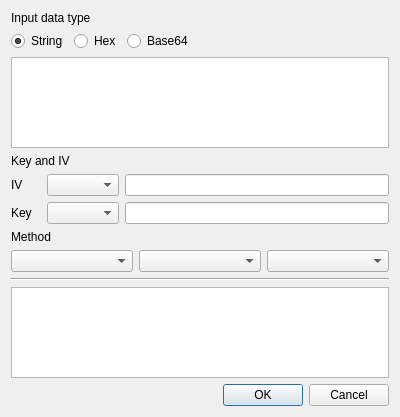
This is BerViewer/enc_dec_dlg.ui in jykim74/BerEditor as Qt 5 draws it before an edit. The edited form follows.
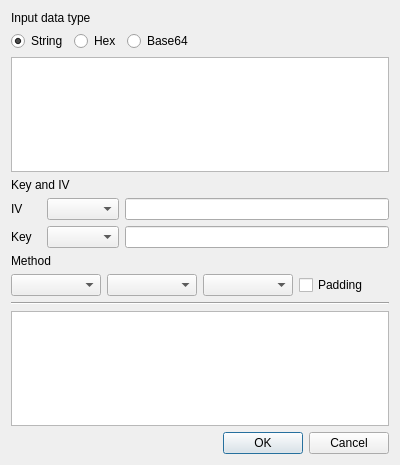
This is the edited form.

Diff of the .ui file:
```diff
--- a/BerViewer/enc_dec_dlg.ui
+++ b/BerViewer/enc_dec_dlg.ui
@@ -7,7 +7,7 @@
     <x>0</x>
     <y>0</y>
     <width>400</width>
-    <height>417</height>
+    <height>465</height>
    </rect>
   </property>
   <property name="windowTitle">
@@ -136,6 +136,13 @@
      <item>
       <widget class="QComboBox" name="mMethodCombo"/>
      </item>
+     <item>
+      <widget class="QCheckBox" name="mPadCheck">
+       <property name="text">
+        <string>Padding</string>
+       </property>
+      </widget>
+     </item>
     </layout>
    </item>
    <item>
```
